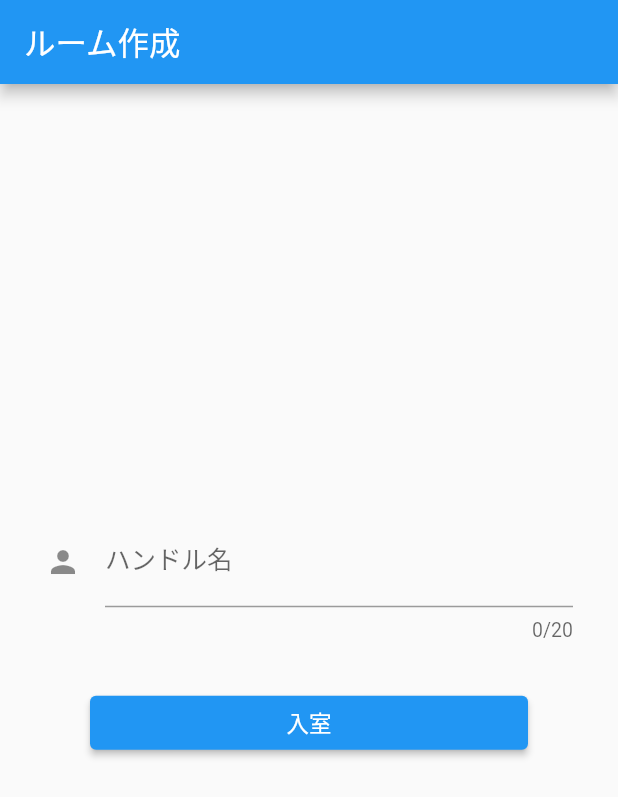
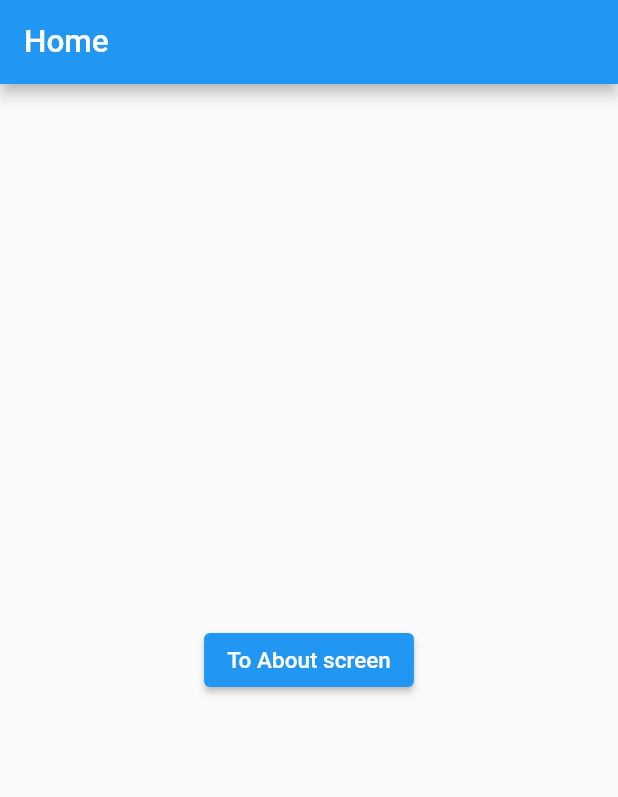
Before and after one commit to Koichi5/flutter-amplify-demo, a Flutter app: the screen it shows after launch, on a phone screen of 412 x 824 dp. Shown: the top 797 px of the screen. Run offline on Flutter 3.47's test engine with Material 2 defaults, Android fonts, the light colour scheme and no system bars; our stand-ins replace chat_bubbles, flutter_hooks, go_router, hooks_riverpod; missing offline and left inert: amplify_api, amplify_auth_cognito, amplify_authenticator, amplify_core, amplify_datastore, amplify_flutter.

Commit message:
add home screen and about screen

```diff
--- a/lib/home_screen.dart
+++ b/lib/home_screen.dart
@@ -1,64 +1,23 @@
 import 'package:flutter/material.dart';
-import 'package:flutter_amplify_demo/small_talk_page.dart';
 import 'package:flutter_hooks/flutter_hooks.dart';
+import 'package:go_router/go_router.dart';
 
-class HomePage extends HookWidget {
-  HomePage({super.key});
-
-  final _formKey = GlobalKey<FormState>();
-  final TextEditingController _handleNameController = TextEditingController();
+class HomeScreen extends HookWidget {
+  const HomeScreen({super.key});
 
   @override
   Widget build(BuildContext context) {
     return Scaffold(
-      appBar: AppBar(
-        title: const Text("ルーム作成"),
-      ),
-      body: Form(
-        key: _formKey,
-        child: Container(
-          alignment: Alignment.center,
-          padding: const EdgeInsets.all(30.0),
-          child: Column(
-            mainAxisAlignment: MainAxisAlignment.center,
-            children: <Widget>[
-              TextFormField(
-                decoration: const InputDecoration(
-                  icon: Icon(Icons.person),
-                  labelText: "ハンドル名",
-                  hintText: "",
-                ),
-                controller: _handleNameController,
-                maxLength: 20,
-                autovalidateMode: AutovalidateMode.disabled,
-                validator: (String? value) {
-                  if (value == null || value.isEmpty) {
-                    return "ハンドル名を入力してください。";
-                  }
-                  return null;
-                },
-              ),
-              Container(
-                padding: const EdgeInsets.all(30.0),
-                width: double.infinity,
-                child: ElevatedButton(
-                  onPressed: () {
-                    if (_formKey.currentState!.validate()) {
-                      Navigator.push(context,
-                          MaterialPageRoute(builder: (context) {
-                        return SmallTalkPage(
-                          handleName: _handleNameController.text,
-                        );
-                      }));
-                    }
-                  },
-                  child: const Text('入室'),
-                ),
-              ),
-            ],
-          ),
+      appBar: AppBar(title: const Text("Home")),
+      body: Center(
+          child: ElevatedButton(
+        onPressed: () {
+          context.go('/about');
+        },
+        child: const Text(
+          "To About screen",
         ),
-      ),
+      )),
     );
   }
 }
--- a/lib/main.dart
+++ b/lib/main.dart
@@ -6,6 +6,7 @@ import 'package:amplify_authenticator/amplify_authenticator.dart';
 import 'package:amplify_datastore/amplify_datastore.dart';
 import 'package:amplify_flutter/amplify_flutter.dart';
 import 'package:flutter/material.dart';
+import 'package:flutter_amplify_demo/about_screen.dart';
 import 'package:flutter_amplify_demo/home_screen.dart';
 import 'package:flutter_hooks/flutter_hooks.dart';
 import 'package:flutter_localizations/flutter_localizations.dart';
@@ -19,17 +20,35 @@ void main() {
   runApp(const MyApp());
 }
 
-final _router = GoRouter(
-  routes: [
-    GoRoute(
-      path: '/',
-      builder: (context, state) => HomePage()
-      )
-  ]
-);
+final router = GoRouter(routes: [
+  GoRoute(path: '/', builder: (context, state) => const HomeScreen()),
+  GoRoute(path: '/about', builder: (context, state) => const AboutScreen()),
+]);
 
-class MyApp extends HookConsumerWidget {
+class MyApp extends HookWidget {
   const MyApp({Key? key}) : super(key: key);
+
+  @override
+  Widget build(BuildContext context) {
+    return MaterialApp.router(
+      routerDelegate: router.routerDelegate,
+      routeInformationParser: router.routeInformationParser,
+      routeInformationProvider: router.routeInformationProvider,
+      locale: const Locale("ja", "JP"),
+      localizationsDelegates: const [
+        GlobalMaterialLocalizations.delegate,
+        GlobalWidgetsLocalizations.delegate,
+        GlobalCupertinoLocalizations.delegate,
+      ],
+      supportedLocales: const [Locale("ja", "JP")],
+      debugShowCheckedModeBanner: false,
+    );
+  }
+}
+
+
+class MyAmplifyApp extends HookConsumerWidget {
+  const MyAmplifyApp({Key? key}) : super(key: key);
 
   Future<void> _configureAmplify() async {
     try {
@@ -54,7 +73,6 @@ class MyApp extends HookConsumerWidget {
 
     return Authenticator(
       child: MaterialApp.router(
-        routerConfig: _router,
         builder: Authenticator.builder(),
         locale: const Locale("ja", "JP"),
         localizationsDelegates: const [
```
Also changed, not shown: lib/about_screen.dart (added, +24 -0 lines), lib/home_page.dart (added, +64 -0 lines).
